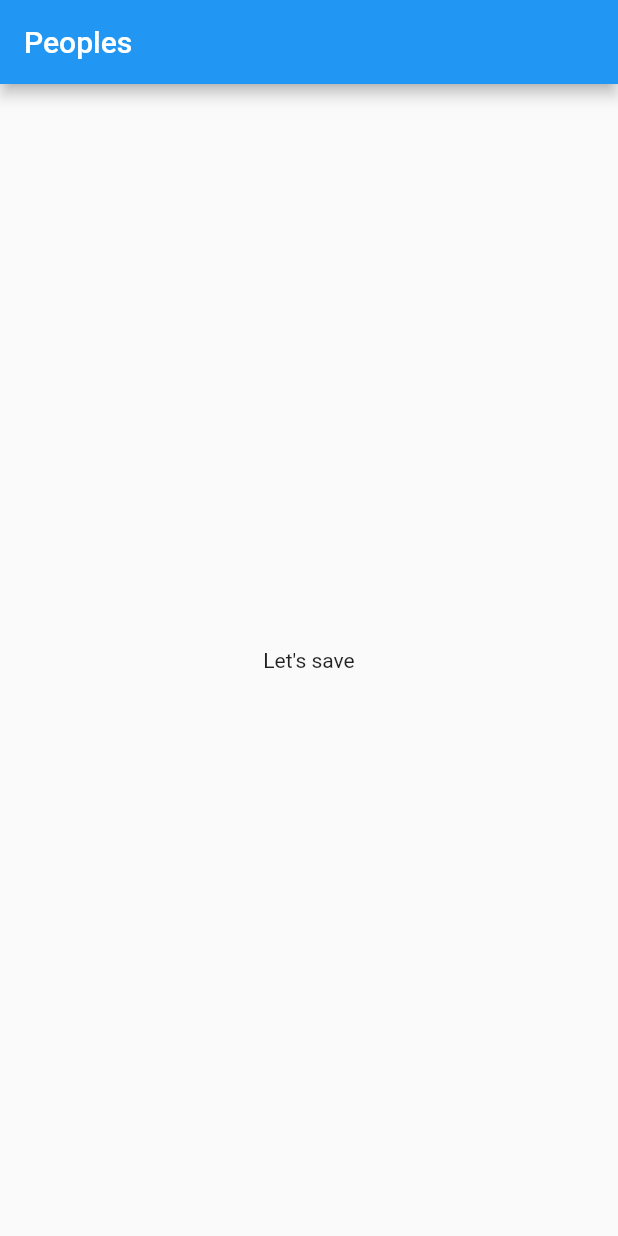
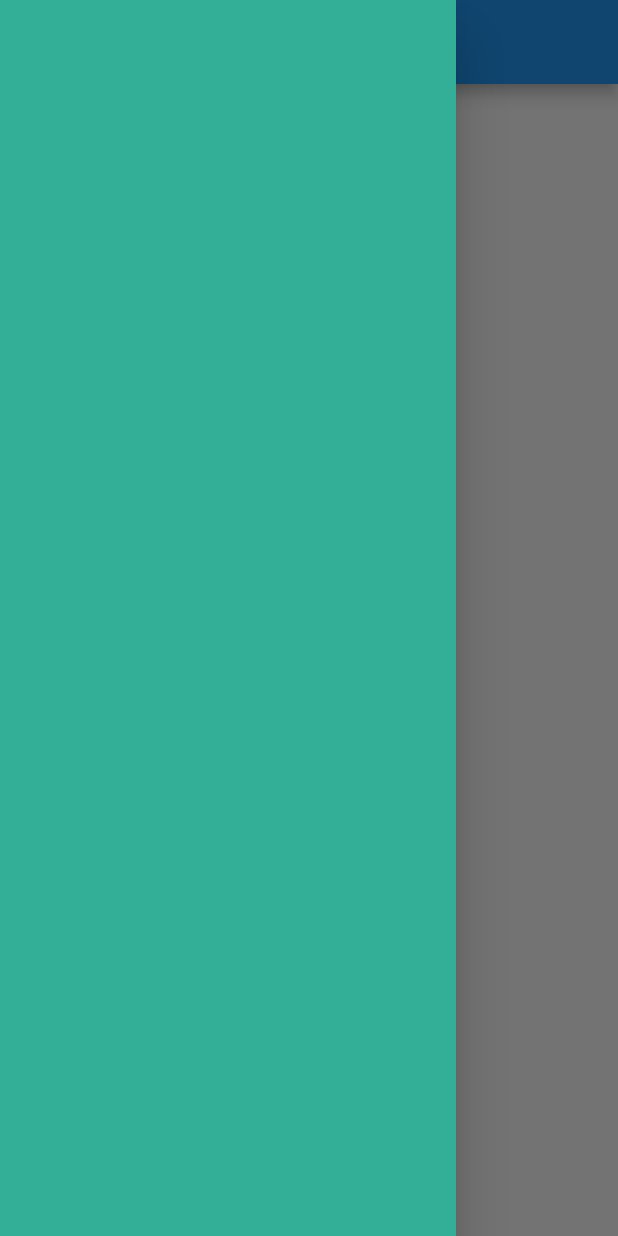
Before and after one commit to 28-08-2000/People-Management, a Flutter app: the screen it shows after launch, with the side drawer open (before the commit the screen has no drawer), on a phone screen of 412 x 824 dp. Run offline on Flutter 3.47's test engine with Material 2 defaults, Android fonts, the phone set to English and light mode, and no system bars; Roboto replaces fonts that are missing (Georgia).

Commit message:
Starting by adding drawer

```diff
--- a/lib/main.dart
+++ b/lib/main.dart
@@ -1,24 +1,55 @@
 import 'package:flutter/material.dart';
+import 'package:people_management/widget/navigation_drawer_widget.dart';
 
 void main() {
   runApp(const MyApp());
 }
 
+// starts the app
 class MyApp extends StatelessWidget {
   const MyApp({Key? key}) : super(key: key);
 
   @override
   Widget build(BuildContext context) {
+    const appName = 'Peoples';
+
+    // material app
     return MaterialApp(
-      title: 'Peoples',
-      home: Scaffold(
-        appBar: AppBar(
-          title: const Text("Peoples"),
-        ),
-        body: const Center(
-          child: Text("Let's save"),
-        ),
+      // title of the app
+      title: appName,
+
+      // theme of the app
+      theme: ThemeData(
+        brightness: Brightness.light,
+        primaryColor: Color.fromRGBO(50, 175, 150, 1),
+
+        fontFamily: 'Georgia',
       ),
+
+      // home page of the app
+      home: MainPage());
+  }
+}
+
+class MainPage extends StatefulWidget {
+  @override
+  _MainPageState createState() => _MainPageState();
+}
+
+// Home page
+class _MainPageState extends State<MainPage> {
+
+  @override
+  Widget build(BuildContext context) {
+    return Scaffold(
+      drawer: NavigationDrawerWidget(),
+
+      appBar: AppBar(title: const Text("Peoples")),
+
+      body: const Center(
+        child: Text("This is a home page"),
+      ),
+
     );
   }
 }
--- /dev/null
+++ b/lib/page/group1.dart
@@ -0,0 +1,13 @@
+import 'package:flutter/material.dart';
+
+class PeoplePage extends StatelessWidget {
+  @override
+  Widget build(BuildContext context) => Scaffold(
+    //drawer: NavigationDrawerWidget(),
+    appBar: AppBar(
+      title: Text('group1'),
+      centerTitle: true,
+      backgroundColor: Colors.green,
+    ),
+  );
+}
--- /dev/null
+++ b/lib/page/group2.dart
@@ -0,0 +1,13 @@
+import 'package:flutter/material.dart';
+
+class PeoplePage extends StatelessWidget {
+  @override
+  Widget build(BuildContext context) => Scaffold(
+    //drawer: NavigationDrawerWidget(),
+    appBar: AppBar(
+      title: Text('Group 2'),
+      centerTitle: true,
+      backgroundColor: Colors.green,
+    ),
+  );
+}
--- /dev/null
+++ b/lib/widget/navigation_drawer_widget.dart
@@ -0,0 +1,27 @@
+import 'package:flutter/material.dart';
+import 'package:people_management/page/group1.dart';
+import 'package:people_management/page/group2.dart';
+
+class NavigationDrawerWidget extends StatelessWidget {
+  final padding = EdgeInsets.symmetric(horizontal: 20);
+
+  @override
+  Widget build(BuildContext context) {
+
+    // drawer means side navigation bar
+    return Drawer(
+
+      // properties of sidebar
+      child: Container(
+        color: Color.fromRGBO(50, 175, 150, 1),
+
+        child: ListView(
+          children: <Widget>[
+              const SizedBox(height: 48,)
+          ],
+        ),
+      ),
+
+    );
+  }
+}
```
